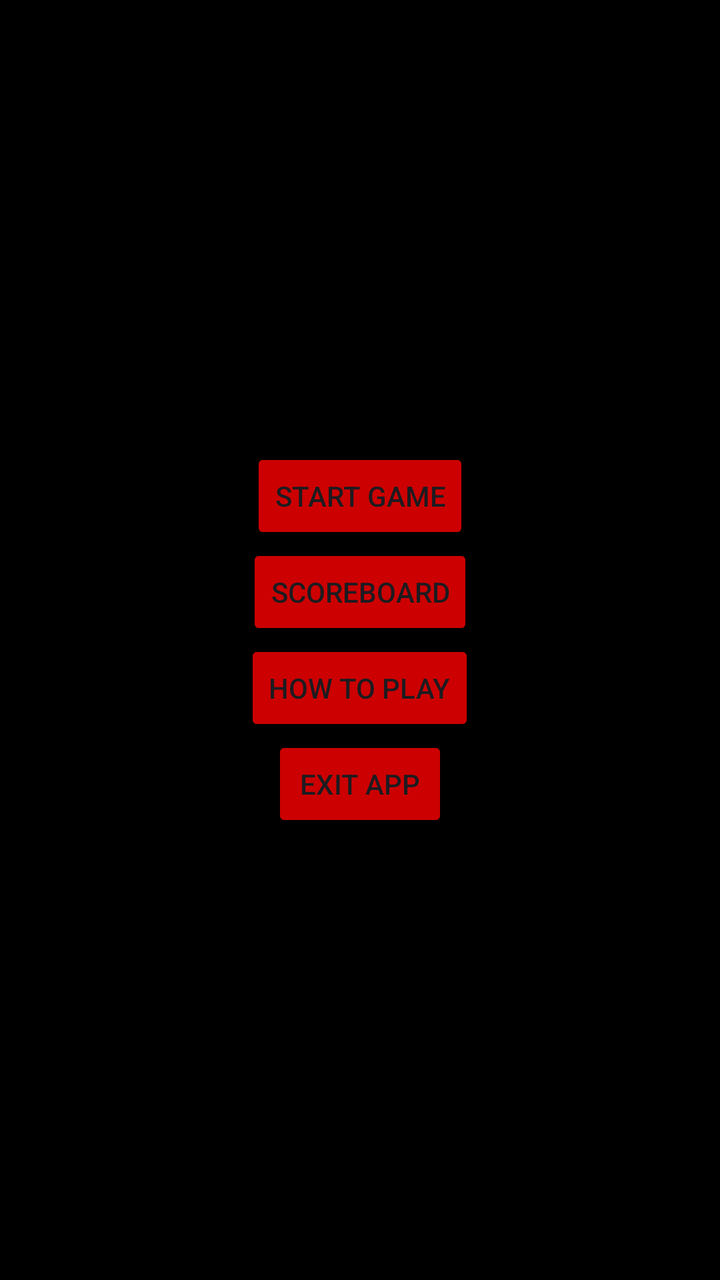
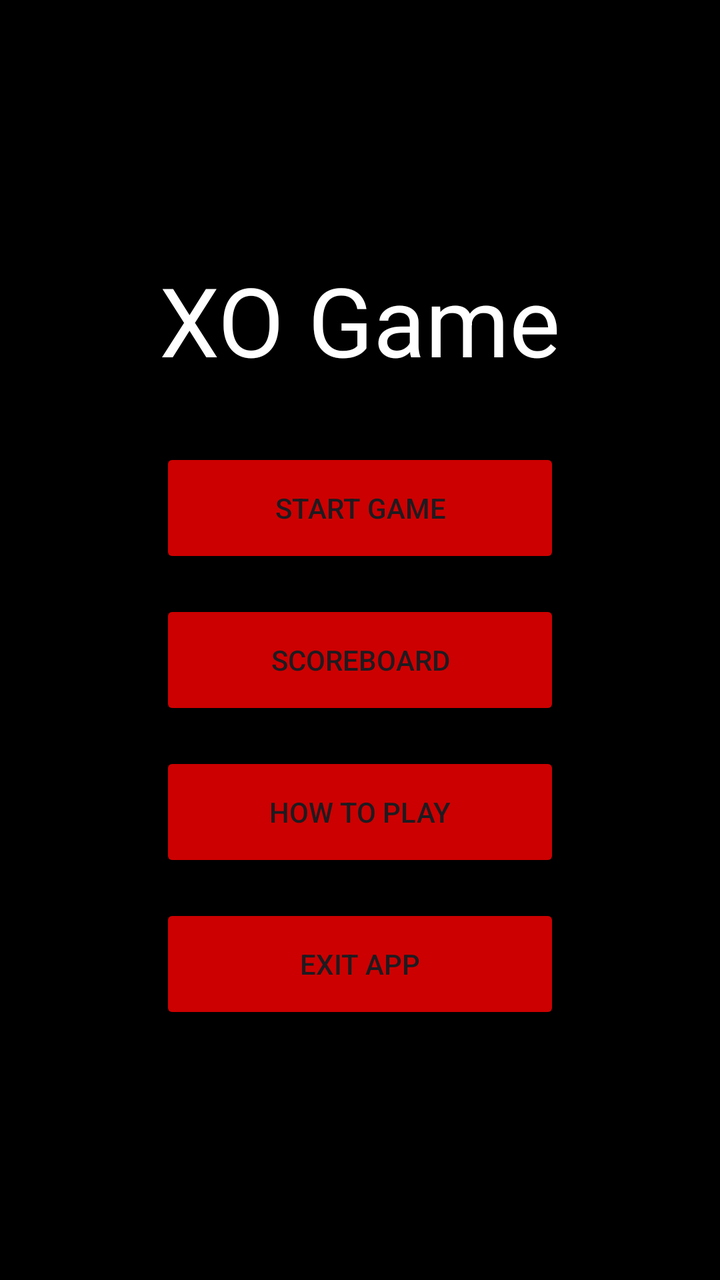

Before-and-after screenshots of an Android layout around one commit, followed by the original layout XML and the change that was made.
<!-- AndroidManifest.xml: application theme Theme.Material3.DayNight.NoActionBar -->
<!-- res/layout/fragment_menu.xml -->
<?xml version="1.0" encoding="utf-8"?>
<LinearLayout xmlns:android="http://schemas.android.com/apk/res/android"
    xmlns:tools="http://schemas.android.com/tools"
    android:layout_width="match_parent"
    android:layout_height="match_parent"
    android:orientation="vertical"
    android:gravity="center"
    android:background="@android:color/black"
    tools:context=".ui.MenuFragment">

    <Button
        android:id="@+id/start_game_button"
        android:layout_width="wrap_content"
        android:layout_height="wrap_content"
        android:text="Start game"
        android:backgroundTint="@android:color/holo_red_dark"/>

    <Button
        android:id="@+id/scoreboard_button"
        android:layout_width="wrap_content"
        android:layout_height="wrap_content"
        android:text="Scoreboard"
        android:backgroundTint="@android:color/holo_red_dark"/>

    <Button
        android:id="@+id/how_to_play_button"
        android:layout_width="wrap_content"
        android:layout_height="wrap_content"
        android:text="How to play"
        android:backgroundTint="@android:color/holo_red_dark"/>

    <Button
        android:id="@+id/exit_button"
        android:layout_width="wrap_content"
        android:layout_height="wrap_content"
        android:text="Exit app"
        android:backgroundTint="@android:color/holo_red_dark"/>

</LinearLayout>
<!-- resources referenced by this layout -->
<resources>

</resources>

<!-- the commit's change to res/layout/fragment_menu.xml (unified diff, before → after) -->
@@ -8,31 +8,42 @@
     android:background="@android:color/black"
     tools:context=".ui.MenuFragment">
 
+    <TextView
+        android:layout_width="wrap_content"
+        android:layout_height="wrap_content"
+        android:text="XO Game"
+        android:textSize="48sp"
+        android:textColor="@android:color/white"
+        android:layout_marginBottom="32dp"/>
+
     <Button
         android:id="@+id/start_game_button"
-        android:layout_width="wrap_content"
-        android:layout_height="wrap_content"
+        android:layout_width="200dp"
+        android:layout_height="60dp"
+        android:layout_marginBottom="16dp"
         android:text="Start game"
         android:backgroundTint="@android:color/holo_red_dark"/>
 
     <Button
         android:id="@+id/scoreboard_button"
-        android:layout_width="wrap_content"
-        android:layout_height="wrap_content"
+        android:layout_width="200dp"
+        android:layout_height="60dp"
+        android:layout_marginBottom="16dp"
         android:text="Scoreboard"
         android:backgroundTint="@android:color/holo_red_dark"/>
 
     <Button
         android:id="@+id/how_to_play_button"
-        android:layout_width="wrap_content"
-        android:layout_height="wrap_content"
+        android:layout_width="200dp"
+        android:layout_height="60dp"
+        android:layout_marginBottom="16dp"
         android:text="How to play"
         android:backgroundTint="@android:color/holo_red_dark"/>
 
     <Button
         android:id="@+id/exit_button"
-        android:layout_width="wrap_content"
-        android:layout_height="wrap_content"
+        android:layout_width="200dp"
+        android:layout_height="60dp"
         android:text="Exit app"
         android:backgroundTint="@android:color/holo_red_dark"/>
 
